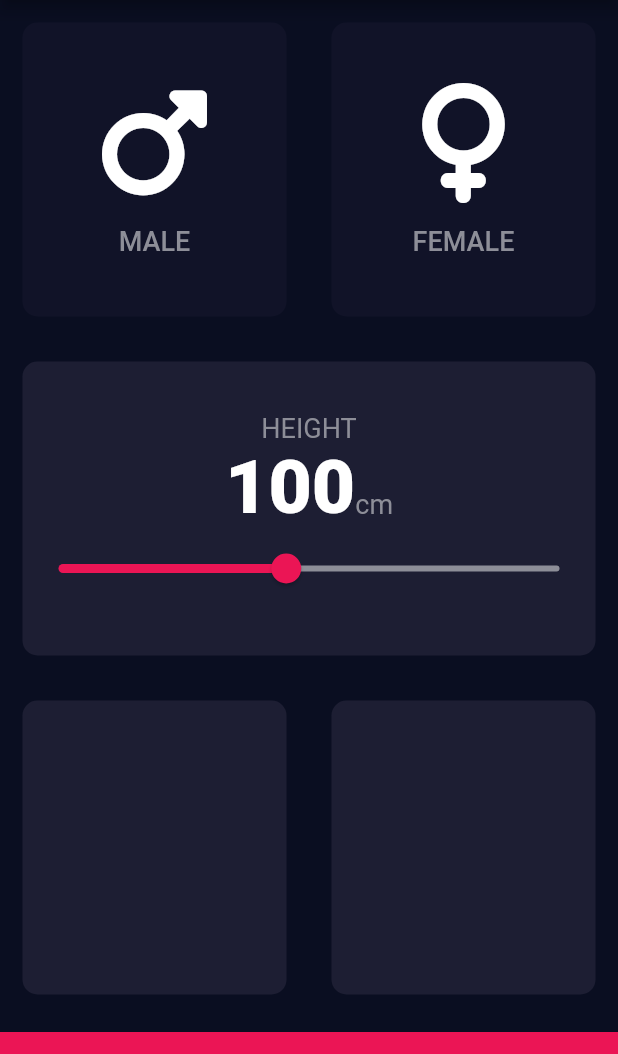
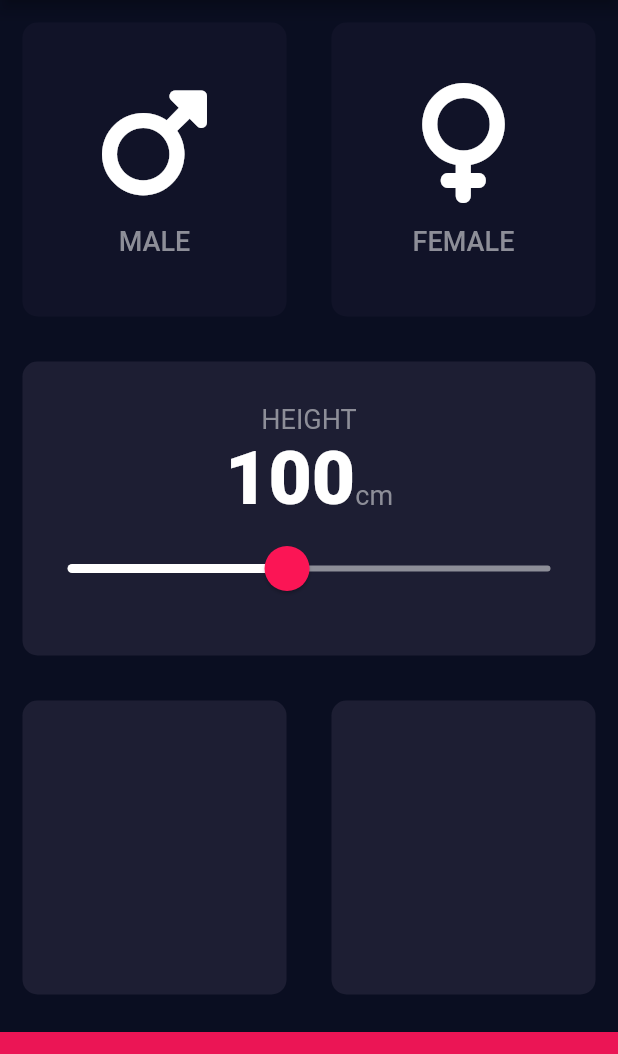
Before and after one commit to Avinash174/bmi_calculator, a Flutter app: the screen it shows after launch, on a phone screen of 412 x 824 dp, the part 84-1138 px from its top. Run offline on Flutter 3.47's test engine with Material 2 defaults, Android fonts, the phone set to English and light mode, and no system bars; our stand-ins replace font_awesome_flutter.

Commit message:
New Changes Added

```diff
--- a/lib/input_page.dart
+++ b/lib/input_page.dart
@@ -110,16 +110,26 @@ class _InputPageState extends State<InputPage> {
                     )
                   ],
                 ) ,
-                Slider(value: height.toDouble(),
+                SliderTheme(
+                  data: SliderTheme.of(context).copyWith(
+                    activeTrackColor: Colors.white,
+                    thumbColor: Color(0xFFEB1555),
+                    overlayColor: Color(0xFFEB1555),
+                    thumbShape: RoundSliderThumbShape(enabledThumbRadius: 15.0),
+                    overlayShape: RoundSliderOverlayShape(overlayRadius: 30.0),
+                  ),
+                  child: Slider(value: height.toDouble(),
+
                       min: 0,
                       max: 220.0,
-                    activeColor: Color(0xFFEB1555),
+                      thumbColor: Color(0xFFFB1555),
                       inactiveColor: Color(0xFF8D8E98),
                       onChanged: (double newValue){
                         setState(() {
                          height=newValue.round();
                         });
                       }),
+                ),
 
               ],
             ),
```
Lines whose indentation alone changed are shown as unchanged.
